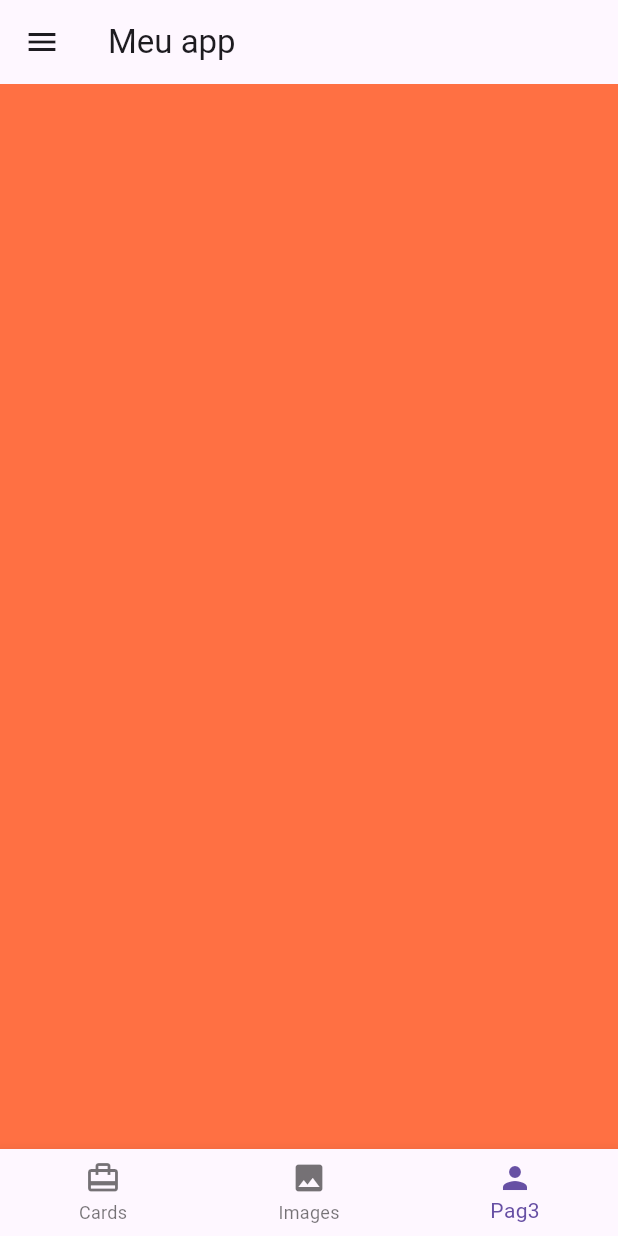
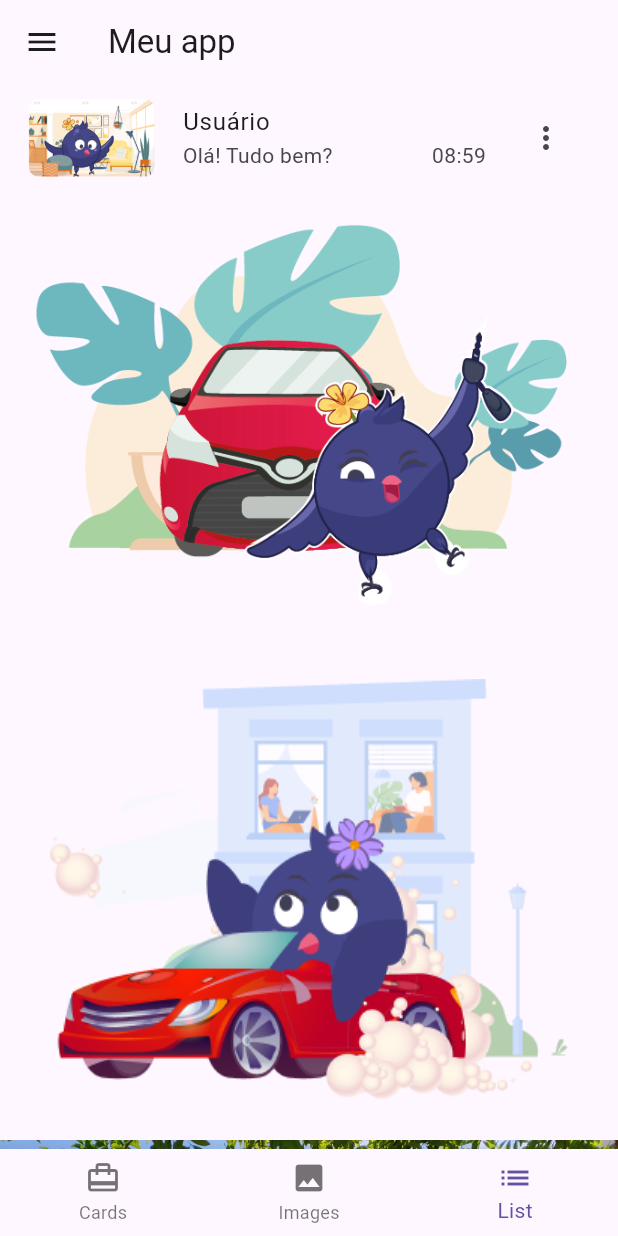
Before and after one commit to stringercj12/dio_app_flutter, a Flutter app: the screen it shows after launch, swiped to page 3, on a phone screen of 412 x 824 dp. Run offline on Flutter 3.47's test engine with Material 2 defaults, Android fonts, the phone set to English and light mode, and no system bars; network calls fail.

Commit message:
List Vertical

```diff
--- a/lib/src/features/home/home_page.dart
+++ b/lib/src/features/home/home_page.dart
@@ -1,6 +1,6 @@
 import 'package:dio_app_flutter/src/features/card_page.dart';
 import 'package:dio_app_flutter/src/features/image_assets.dart';
-import 'package:dio_app_flutter/src/features/pagina3.dart';
+import 'package:dio_app_flutter/src/features/list_view_h.dart';
 import 'package:dio_app_flutter/src/shared/widgets/custom_drawer.dart';
 import 'package:flutter/material.dart';
 
@@ -33,7 +33,7 @@ class _HomePageState extends State<HomePage> {
               children: const [
                 CardPage(),
                 ImageAssetsPage(),
-                Pagina3Page(),
+                ListViewHPage(),
               ],
             ),
           ),
@@ -44,9 +44,17 @@ class _HomePageState extends State<HomePage> {
             currentIndex: posicaoPagina,
             items: const [
               BottomNavigationBarItem(
-                  label: 'Cards', icon: Icon(Icons.card_travel_outlined)),
-              BottomNavigationBarItem(label: 'Images', icon: Icon(Icons.image)),
-              BottomNavigationBarItem(label: 'Pag3', icon: Icon(Icons.person)),
+                label: 'Cards',
+                icon: Icon(Icons.card_travel_outlined),
+              ),
+              BottomNavigationBarItem(
+                label: 'Images',
+                icon: Icon(Icons.image),
+              ),
+              BottomNavigationBarItem(
+                label: 'List',
+                icon: Icon(Icons.list),
+              ),
             ],
           )
         ],
--- /dev/null
+++ b/lib/src/features/list_view_h.dart
@@ -0,0 +1,65 @@
+import 'package:dio_app_flutter/src/shared/app_images.dart';
+import 'package:flutter/material.dart';
+
+class ListViewHPage extends StatefulWidget {
+  const ListViewHPage({super.key});
+
+  @override
+  State<ListViewHPage> createState() => _ListViewHPageState();
+}
+
+class _ListViewHPageState extends State<ListViewHPage> {
+  @override
+  Widget build(BuildContext context) {
+    return ListView(
+      children: [
+        ListTile(
+          leading: Image.asset(
+            AppImages.user,
+          ),
+          title: const Text('Usuário'),
+          subtitle: const Row(
+            mainAxisAlignment: MainAxisAlignment.spaceBetween,
+            children: [
+              Text('Olá! Tudo bem?'),
+              Text('08:59'),
+            ],
+          ),
+          trailing: PopupMenuButton<String>(
+            onSelected: (menu) {
+              debugPrint(menu);
+            },
+            itemBuilder: (BuildContext buildContext) {
+              return <PopupMenuEntry<String>>[
+                const PopupMenuItem(value: "opcao1", child: Text('Opção 1')),
+                const PopupMenuItem(value: "opcao2", child: Text('Opção 2')),
+                const PopupMenuItem(value: "opcao3", child: Text('Opção 3')),
+              ];
+            },
+          ),
+          // isThreeLine: true,
+        ),
+        Image.asset(
+          AppImages.car,
+          width: double.infinity,
+        ),
+        Image.asset(
+          AppImages.car2,
+          width: double.infinity,
+        ),
+        Image.asset(
+          AppImages.image1,
+          width: double.infinity,
+        ),
+        Image.asset(
+          AppImages.image2,
+          width: double.infinity,
+        ),
+        Image.asset(
+          AppImages.image3,
+          width: double.infinity,
+        ),
+      ],
+    );
+  }
+}
--- a/lib/src/features/pagina3.dart
+++ /dev/null
@@ -1,17 +0,0 @@
-import 'package:flutter/material.dart';
-
-class Pagina3Page extends StatefulWidget {
-  const Pagina3Page({super.key});
-
-  @override
-  State<Pagina3Page> createState() => _Pagina3PageState();
-}
-
-class _Pagina3PageState extends State<Pagina3Page> {
-  @override
-  Widget build(BuildContext context) {
-    return Container(
-      color: Colors.deepOrange[400],
-    );
-  }
-}
```
